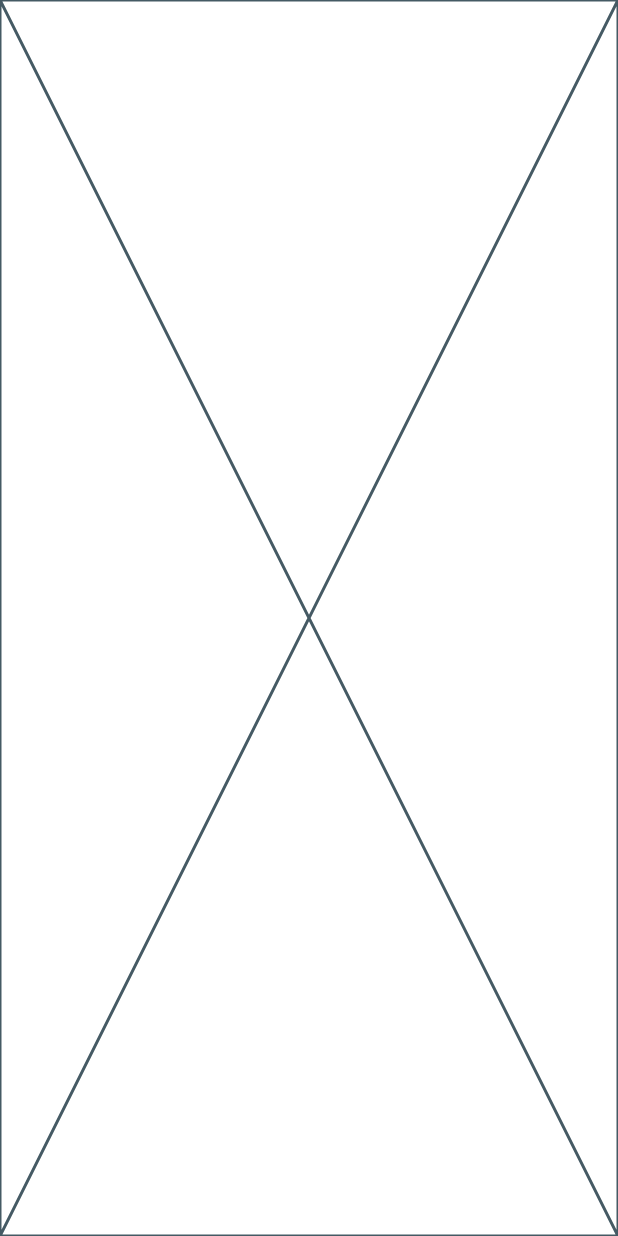
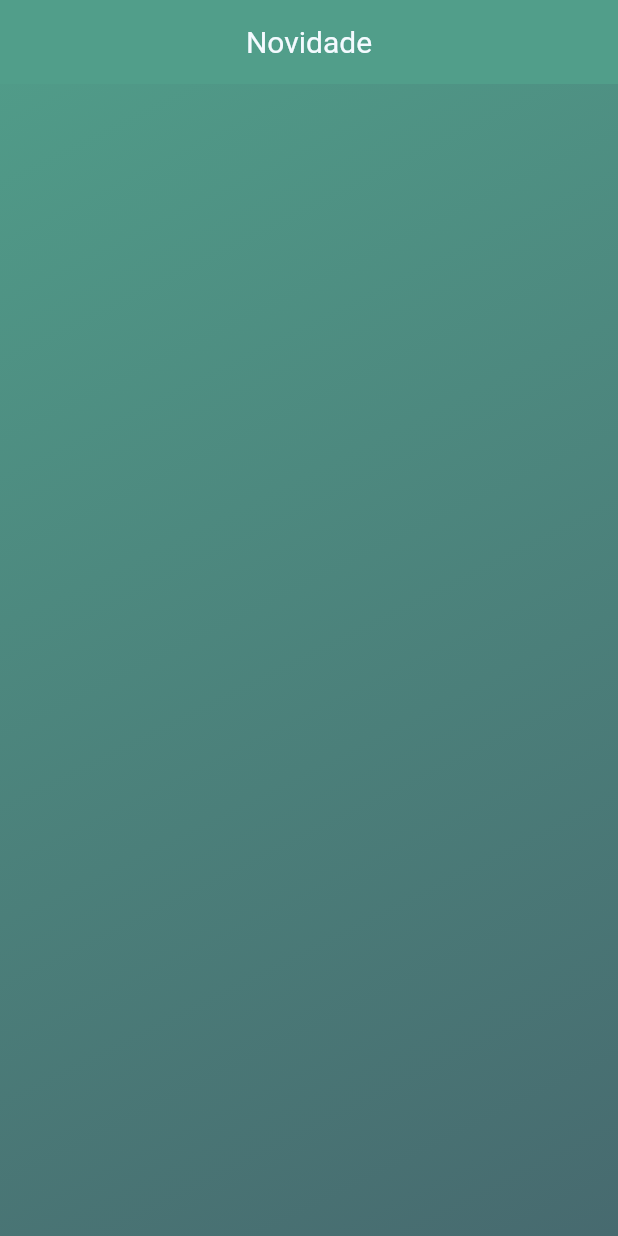
Before and after one commit to im-danielp/loja_virtual, a Flutter app: the screen it shows after launch, on a phone screen of 412 x 824 dp. Run offline on Flutter 3.47's test engine with Material 3 defaults, Android fonts, the phone set to English and light mode, and no system bars; our stand-ins replace cloud_firestore, firebase_core, transparent_image; accounts and stored records are empty.

Commit message:
Home tab

```diff
--- a/lib/main.dart
+++ b/lib/main.dart
@@ -1,6 +1,11 @@
+import 'package:firebase_core/firebase_core.dart';
 import 'package:flutter/material.dart';
+import 'package:loja_virtual/screens/home_screen.dart';
 
-void main() {
+Future<void> main() async {
+  WidgetsFlutterBinding.ensureInitialized();
+  await Firebase.initializeApp();
+
   runApp(const MyApp());
 }
 
@@ -10,9 +15,13 @@ class MyApp extends StatelessWidget {
   @override
   Widget build(BuildContext context) {
     return MaterialApp(
-      title: 'Flutter Demo',
-      theme: ThemeData(colorScheme: ColorScheme.fromSeed(seedColor: Colors.deepPurple)),
-      home: Placeholder(),
+      title: 'Roupa Nova',
+      debugShowCheckedModeBanner: false,
+      theme: ThemeData(
+        primaryColor: Color(0xFF519E8A),
+        scaffoldBackgroundColor: Colors.white,
+      ),
+      home: HomeScreen(),
     );
   }
 }
--- /dev/null
+++ b/lib/screens/home_screen.dart
@@ -0,0 +1,17 @@
+import 'package:flutter/material.dart';
+import 'package:loja_virtual/tabs/home_tab.dart';
+
+class HomeScreen extends StatelessWidget {
+  HomeScreen({super.key});
+
+  final pageController = PageController();
+
+  @override
+  Widget build(BuildContext context) {
+    return PageView(
+      controller: pageController,
+      physics: NeverScrollableScrollPhysics(),
+      children: [HomeTab()],
+    );
+  }
+}
--- /dev/null
+++ b/lib/tabs/home_tab.dart
@@ -0,0 +1,82 @@
+import 'package:cloud_firestore/cloud_firestore.dart';
+import 'package:flutter/material.dart';
+import 'package:flutter_staggered_grid_view/flutter_staggered_grid_view.dart';
+import 'package:transparent_image/transparent_image.dart';
+
+class HomeTab extends StatelessWidget {
+  HomeTab({super.key});
+
+  final Future<QuerySnapshot> data = FirebaseFirestore.instance
+      .collection('home')
+      .orderBy('pos')
+      .get();
+
+  @override
+  Widget build(BuildContext context) {
+    Widget buildBodyBack() => Container(
+      decoration: BoxDecoration(
+        gradient: LinearGradient(
+          colors: [Color(0xFF519E8A), Color(0xFF476A6F)],
+          begin: Alignment.topLeft,
+          end: AlignmentGeometry.bottomRight,
+        ),
+      ),
+    );
+
+    return Stack(
+      children: [
+        buildBodyBack(),
+        CustomScrollView(
+          slivers: [
+            SliverAppBar(
+              floating: true,
+              snap: true,
+              backgroundColor: Color(0xFF519E8A),
+              elevation: 0.0,
+              title: Text('Novidade', style: TextStyle(color: Color(0xFFF4FAFF), fontSize: 20)),
+              centerTitle: true,
+            ),
+            FutureBuilder<QuerySnapshot>(
+              future: data,
+              builder: (context, snapshot) {
+                if (!snapshot.hasData) {
+                  return SliverToBoxAdapter(
+                    child: Container(
+                      height: 200,
+                      alignment: Alignment.center,
+                      child: CircularProgressIndicator(
+                        valueColor: AlwaysStoppedAnimation(Colors.white),
+                      ),
+                    ),
+                  );
+                } else {
+                  final List images = snapshot.data!.docs;
+                  return SliverToBoxAdapter(
+                    child: StaggeredGrid.count(
+                      crossAxisCount: 2,
+                      crossAxisSpacing: 4,
+                      mainAxisSpacing: 4,
+                      children: images
+                          .map(
+                            (img) => StaggeredGridTile.count(
+                              crossAxisCellCount: img.data()['x'],
+                              mainAxisCellCount: img.data()['y'],
+                              child: FadeInImage.memoryNetwork(
+                                placeholder: kTransparentImage,
+                                image: img.data()['image'],
+                                fit: BoxFit.cover,
+                              ),
+                            ),
+                          )
+                          .toList(),
+                    ),
+                  );
+                }
+              },
+            ),
+          ],
+        ),
+      ],
+    );
+  }
+}
```
Also changed, not shown: pubspec.yaml (+7 -2 lines), pubspec.lock, 4 other files.
